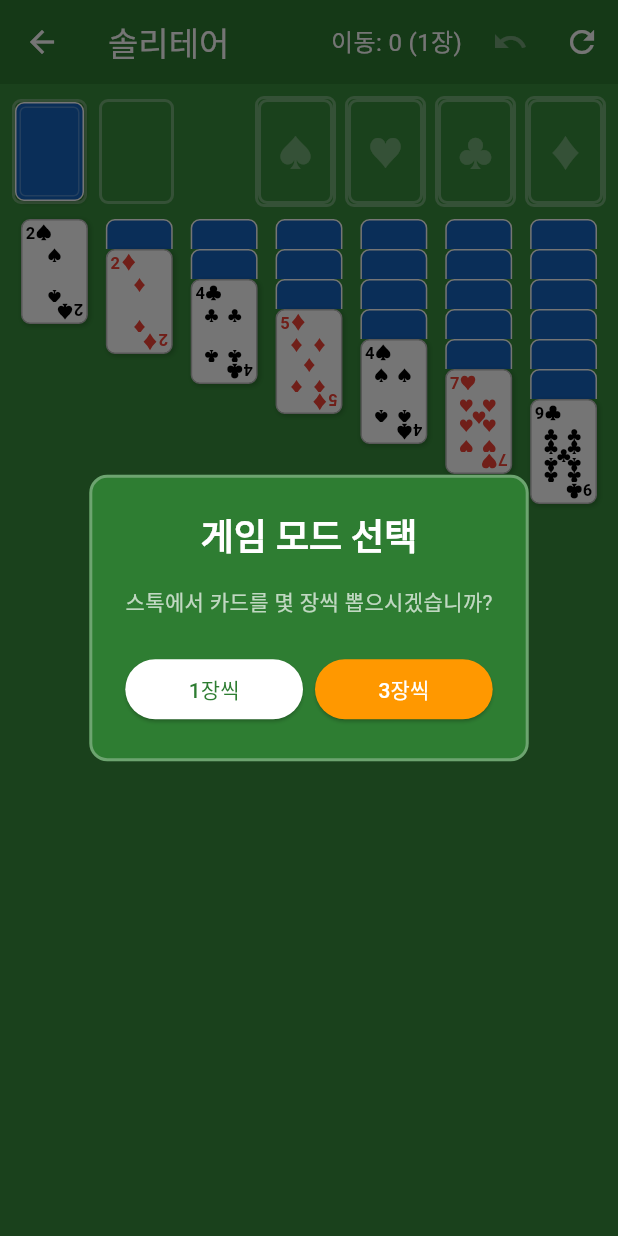
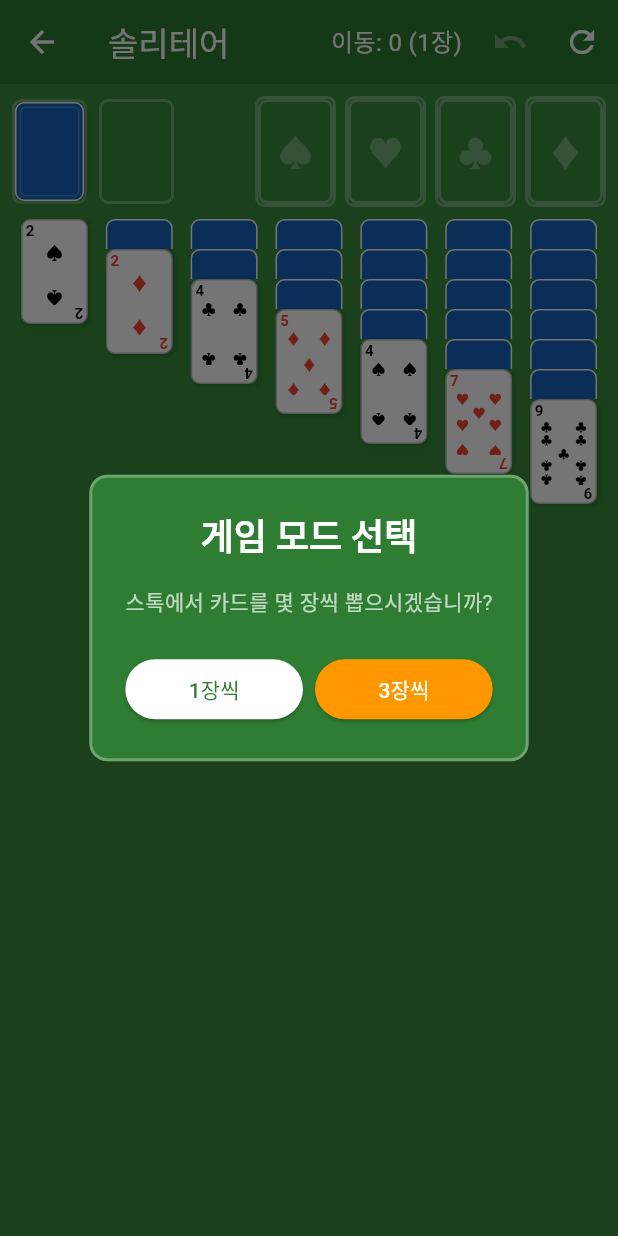
Before and after one commit to mhpark03/games, a Flutter app: the SolitaireScreen screen opened directly, on a phone screen of 412 x 824 dp. Run offline on Flutter 3.47's test engine with Material 3 defaults, Android fonts, the phone set to English and light mode, and no system bars; our stand-ins replace shared_preferences; accounts and stored records are empty.

Commit message:
카드 디자인 개선: 숫자만 표시 및 무늬 크기 조정
- 코너에서 무늬 제거, 숫자만 표시
- 숫자별 무늬 크기 조정 (2-3: 12px, 4-6: 10px, 7-8: 9px, 9-10: 8px)
- 10개 무늬가 잘 들어가도록 위치 최적화
- A는 큰 무늬(20px), J/Q/K는 큰 글자(20px)

```diff
--- a/lib/games/solitaire/solitaire_screen.dart
+++ b/lib/games/solitaire/solitaire_screen.dart
@@ -1322,7 +1322,7 @@ class _SolitaireScreenState extends State<SolitaireScreen> {
           ? Padding(
               padding: const EdgeInsets.only(left: 3, top: 2),
               child: Text(
-                '${card.rankString}${card.suitString}',
+                card.rankString,
                 style: TextStyle(
                   color: card.suitColor,
                   fontSize: 11,
@@ -1334,14 +1334,14 @@ class _SolitaireScreenState extends State<SolitaireScreen> {
               padding: const EdgeInsets.all(2),
               child: Column(
                 children: [
-                  // 상단: 랭크 + 수트 (왼쪽 정렬)
+                  // 상단: 랭크만 표시 (왼쪽 정렬)
                   Align(
                     alignment: Alignment.topLeft,
                     child: Text(
-                      '${card.rankString}${card.suitString}',
+                      card.rankString,
                       style: TextStyle(
                         color: card.suitColor,
-                        fontSize: 11,
+                        fontSize: 10,
                         fontWeight: FontWeight.bold,
                         height: 1.0,
                       ),
@@ -1351,16 +1351,16 @@ class _SolitaireScreenState extends State<SolitaireScreen> {
                   Expanded(
                     child: _buildPipPattern(card),
                   ),
-                  // 하단: 뒤집힌 랭크 + 수트 (오른쪽 정렬)
+                  // 하단: 뒤집힌 랭크 (오른쪽 정렬)
                   Align(
                     alignment: Alignment.bottomRight,
                     child: Transform.rotate(
                       angle: 3.14159,
                       child: Text(
-                        '${card.rankString}${card.suitString}',
+                        card.rankString,
                         style: TextStyle(
                           color: card.suitColor,
-                          fontSize: 11,
+                          fontSize: 10,
                           fontWeight: FontWeight.bold,
                           height: 1.0,
                         ),
@@ -1377,7 +1377,18 @@ class _SolitaireScreenState extends State<SolitaireScreen> {
   Widget _buildPipPattern(PlayingCard card) {
     final suit = card.suitString;
     final color = card.suitColor;
-    final pipSize = 10.0;
+
+    // 숫자에 따라 무늬 크기 조정 (많을수록 작게)
+    double pipSize;
+    if (card.rank <= 3) {
+      pipSize = 12.0;
+    } else if (card.rank <= 6) {
+      pipSize = 10.0;
+    } else if (card.rank <= 8) {
+      pipSize = 9.0;
+    } else {
+      pipSize = 8.0; // 9, 10
+    }
 
     // J, Q, K는 글자로 표시
     if (card.rank >= 11 && card.rank <= 13) {
@@ -1398,7 +1409,7 @@ class _SolitaireScreenState extends State<SolitaireScreen> {
       return Center(
         child: Text(
           suit,
-          style: TextStyle(color: color, fontSize: 18),
+          style: TextStyle(color: color, fontSize: 20),
         ),
       );
     }
@@ -1406,7 +1417,7 @@ class _SolitaireScreenState extends State<SolitaireScreen> {
     // 2-10은 패턴으로 표시
     return LayoutBuilder(
       builder: (context, constraints) {
-        final positions = _getPipPositions(card.rank, constraints.maxWidth, constraints.maxHeight);
+        final positions = _getPipPositions(card.rank, constraints.maxWidth, constraints.maxHeight, pipSize);
         return Stack(
           children: positions.map((pos) {
             final isInverted = pos['inverted'] == true;
@@ -1427,16 +1438,17 @@ class _SolitaireScreenState extends State<SolitaireScreen> {
   }
 
   // 카드 숫자별 무늬 위치 계산
-  List<Map<String, dynamic>> _getPipPositions(int rank, double width, double height) {
-    final centerX = (width - 10) / 2;
-    final leftX = width * 0.15;
-    final rightX = width * 0.55;
-
-    final topY = height * 0.05;
-    final midTopY = height * 0.25;
-    final centerY = (height - 10) / 2;
-    final midBottomY = height * 0.55;
-    final bottomY = height * 0.75;
+  List<Map<String, dynamic>> _getPipPositions(int rank, double width, double height, double pipSize) {
+    final halfPip = pipSize / 2;
+    final centerX = (width - pipSize) / 2;
+    final leftX = width * 0.1;
+    final rightX = width * 0.9 - pipSize;
+
+    final topY = 0.0;
+    final midTopY = height * 0.22;
+    final centerY = (height - pipSize) / 2;
+    final midBottomY = height * 0.58;
+    final bottomY = height - pipSize;
 
     switch (rank) {
       case 2:
@@ -1499,11 +1511,11 @@ class _SolitaireScreenState extends State<SolitaireScreen> {
         return [
           {'x': leftX, 'y': topY, 'inverted': false},
           {'x': rightX, 'y': topY, 'inverted': false},
-          {'x': leftX, 'y': midTopY, 'inverted': false},
-          {'x': rightX, 'y': midTopY, 'inverted': false},
+          {'x': leftX, 'y': height * 0.2, 'inverted': false},
+          {'x': rightX, 'y': height * 0.2, 'inverted': false},
           {'x': centerX, 'y': centerY, 'inverted': false},
-          {'x': leftX, 'y': midBottomY, 'inverted': true},
-          {'x': rightX, 'y': midBottomY, 'inverted': true},
+          {'x': leftX, 'y': height * 0.6, 'inverted': true},
+          {'x': rightX, 'y': height * 0.6, 'inverted': true},
           {'x': leftX, 'y': bottomY, 'inverted': true},
           {'x': rightX, 'y': bottomY, 'inverted': true},
         ];
@@ -1511,12 +1523,12 @@ class _SolitaireScreenState extends State<SolitaireScreen> {
         return [
           {'x': leftX, 'y': topY, 'inverted': false},
           {'x': rightX, 'y': topY, 'inverted': false},
-          {'x': centerX, 'y': topY + (midTopY - topY) / 2, 'inverted': false},
-          {'x': leftX, 'y': midTopY, 'inverted': false},
-          {'x': rightX, 'y': midTopY, 'inverted': false},
-          {'x': leftX, 'y': midBottomY, 'inverted': true},
-          {'x': rightX, 'y': midBottomY, 'inverted': true},
-          {'x': centerX, 'y': midBottomY + (bottomY - midBottomY) / 2, 'inverted': true},
+          {'x': centerX, 'y': height * 0.12, 'inverted': false},
+          {'x': leftX, 'y': height * 0.22, 'inverted': false},
+          {'x': rightX, 'y': height * 0.22, 'inverted': false},
+          {'x': leftX, 'y': height * 0.58, 'inverted': true},
+          {'x': rightX, 'y': height * 0.58, 'inverted': true},
+          {'x': centerX, 'y': height * 0.68, 'inverted': true},
           {'x': leftX, 'y': bottomY, 'inverted': true},
           {'x': rightX, 'y': bottomY, 'inverted': true},
         ];
```
